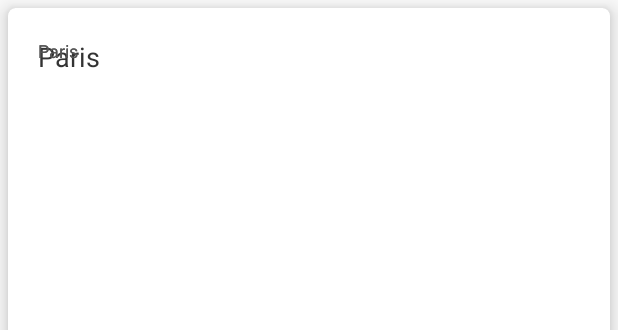
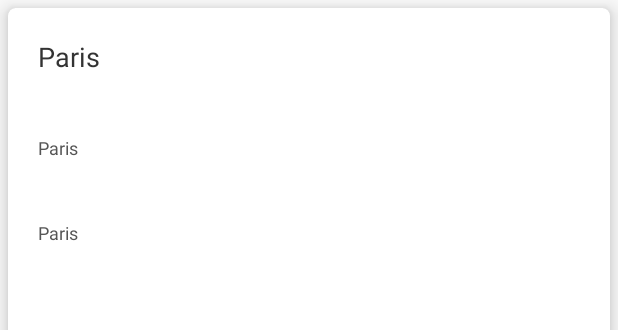
Before and after one commit to FrancoisDeBellescize/epidroid, an Android app: the layout cell_cards_history.xml on its own in the app's theme, with its tools: preview values and no code run, on a phone screen of 412 x 824 dp. Shown: the top 330 px of the screen. Run offline under Robolectric (Android 15) with nearby library versions, the phone set to English and light mode, and no system bars.

Commit message:
Test commit

```diff
--- a/app/src/main/res/layout/cell_cards_history.xml
+++ b/app/src/main/res/layout/cell_cards_history.xml
@@ -33,7 +33,7 @@
             android:id="@+id/history_content"
             android:layout_width="match_parent"
             android:layout_height="wrap_content"
-            android:layout_below="@id/title"
+            android:layout_below="@id/history_title"
             android:background="?android:selectableItemBackground"
             android:padding="20dp"
             android:textColor="#555"
@@ -44,7 +44,7 @@
             android:id="@+id/history_end"
             android:layout_width="match_parent"
             android:layout_height="wrap_content"
-            android:layout_below="@id/content"
+            android:layout_below="@id/history_content"
             android:background="?android:selectableItemBackground"
             android:padding="20dp"
             android:textColor="#555"
```
Also changed, not shown: 202 other files.
